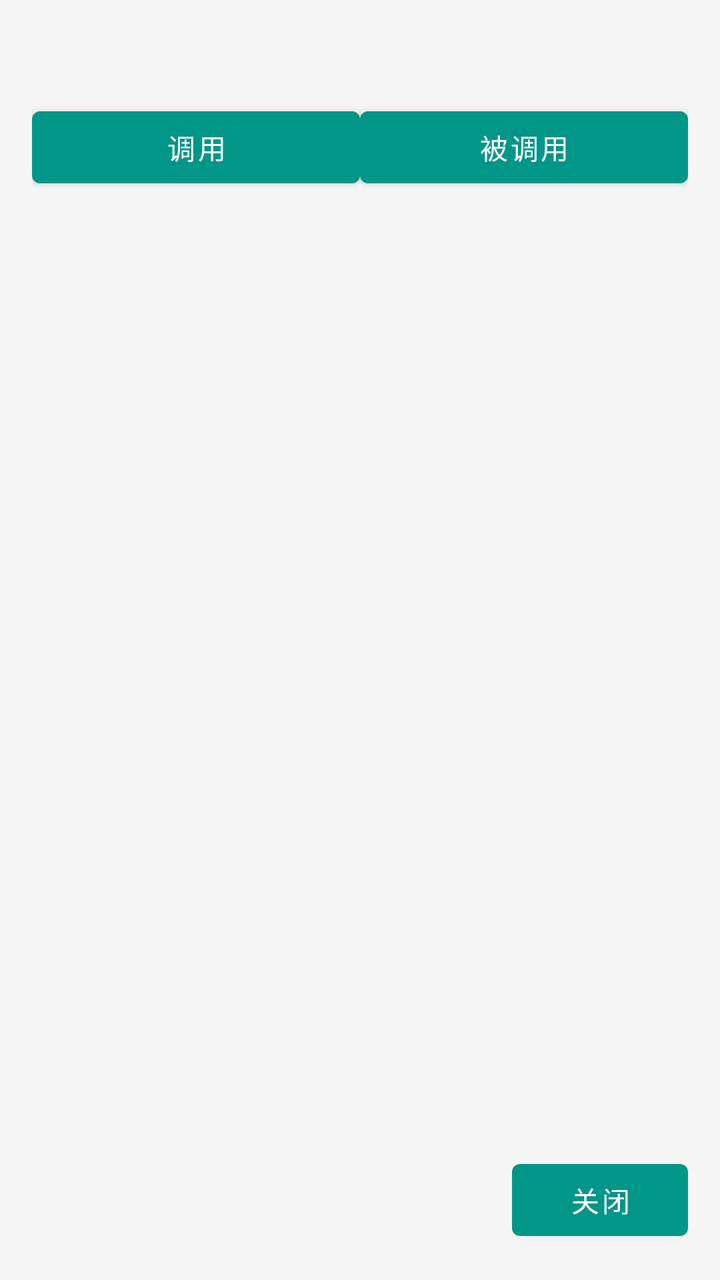
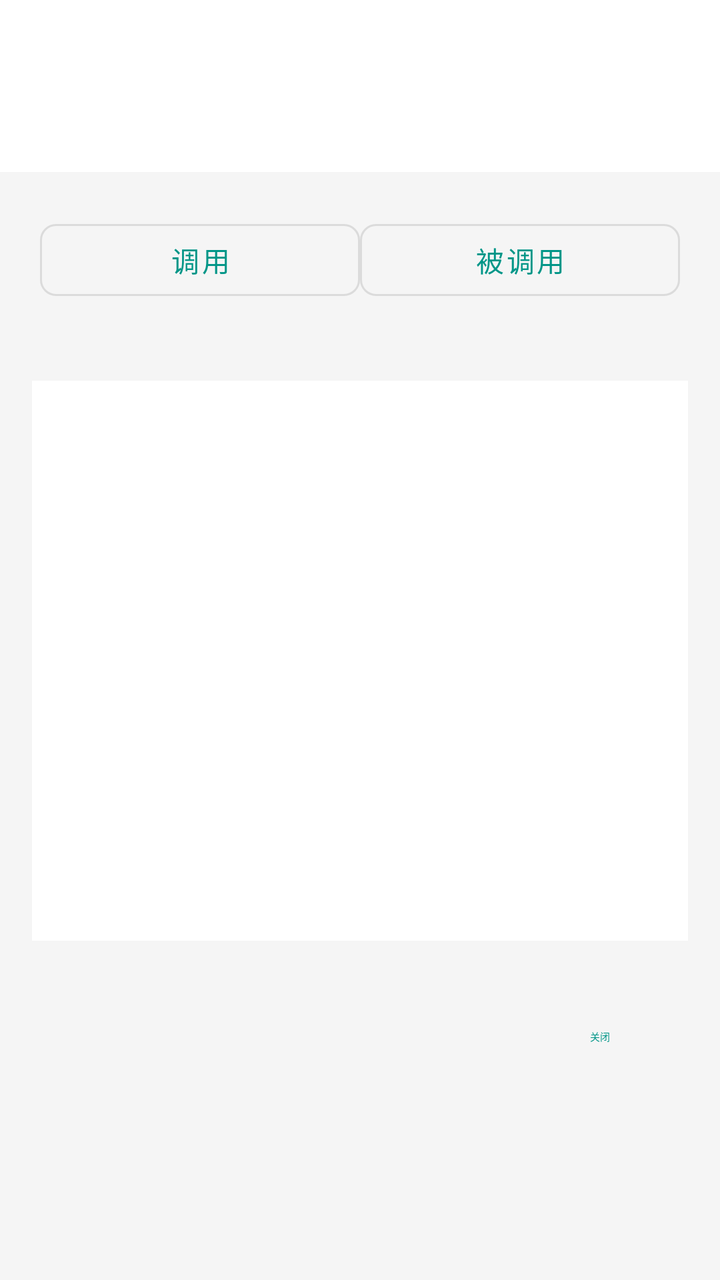

Before-and-after screenshots of an Android layout around one commit, followed by the original layout XML and the change that was made.
<!-- AndroidManifest.xml: application theme Theme.Native -->
<!-- res/layout/dialog_xrefs.xml -->
<?xml version="1.0" encoding="utf-8"?>
<LinearLayout xmlns:android="http://schemas.android.com/apk/res/android"
    android:layout_width="match_parent"
    android:layout_height="400dp"
    android:orientation="vertical"
    android:padding="16dp">

    <TextView
        android:id="@+id/tv_title"
        android:layout_width="match_parent"
        android:layout_height="wrap_content"
        android:textColor="?android:attr/textColorPrimary"
        android:textSize="16sp"
        android:textStyle="bold" />

    <LinearLayout
        android:layout_width="match_parent"
        android:layout_height="wrap_content"
        android:layout_marginTop="12dp"
        android:orientation="horizontal">

        <Button
            android:id="@+id/btn_calls"
            android:layout_width="0dp"
            android:layout_height="wrap_content"
            android:layout_weight="1"
            android:text="调用"
            android:textAllCaps="false" />

        <Button
            android:id="@+id/btn_called"
            android:layout_width="0dp"
            android:layout_height="wrap_content"
            android:layout_weight="1"
            android:text="被调用"
            android:textAllCaps="false" />
    </LinearLayout>

    <FrameLayout
        android:id="@+id/list_container"
        android:layout_width="match_parent"
        android:layout_height="0dp"
        android:layout_weight="1"
        android:minHeight="120dp"
        android:layout_marginTop="8dp">

        <ListView
            android:id="@+id/list_calls"
            android:layout_width="match_parent"
            android:layout_height="match_parent" />

        <ListView
            android:id="@+id/list_called"
            android:layout_width="match_parent"
            android:layout_height="match_parent"
            android:visibility="gone" />

        <TextView
            android:id="@+id/tv_empty"
            android:layout_width="match_parent"
            android:layout_height="wrap_content"
            android:layout_gravity="center"
            android:gravity="center"
            android:padding="24dp"
            android:text="无交叉引用"
            android:textColor="?android:attr/textColorSecondary"
            android:textSize="14sp"
            android:visibility="gone" />
    </FrameLayout>

    <LinearLayout
        android:layout_width="match_parent"
        android:layout_height="wrap_content"
        android:layout_marginTop="12dp"
        android:gravity="end"
        android:orientation="horizontal">

        <Button
            android:id="@+id/btn_close"
            android:layout_width="wrap_content"
            android:layout_height="wrap_content"
            android:text="关闭"
            android:textAllCaps="false" />
    </LinearLayout>

</LinearLayout>
<!-- resources referenced by this layout -->
<resources>
  <style name="Theme.Native" parent="Theme.MaterialComponents.DayNight.NoActionBar">
          <item name="colorPrimary">@color/accent</item>
          <item name="colorPrimaryVariant">@color/accent_variant</item>
          <item name="colorOnPrimary">@color/white</item>
          <item name="colorSecondary">@color/accent</item>
          <item name="colorSecondaryVariant">@color/accent_variant</item>
          <item name="colorOnSecondary">@color/white</item>
          
          <item name="colorSurface">@color/bg_card</item>
          <item name="colorOnSurface">@color/text_primary</item>
          <item name="colorSurfaceVariant">@color/bg_surface</item>
          <item name="colorOnSurfaceVariant">@color/text_secondary</item>
          
          <item name="android:statusBarColor">@color/toolbar_bg</item>
          <item name="android:navigationBarColor">@color/bg_dark</item>
          <item name="android:windowBackground">@color/bg_dark</item>
          <item name="android:windowLightStatusBar">true</item>
          
          <item name="android:fitsSystemWindows">true</item>
      </style>
  <color name="accent">#FF009688</color>
  <color name="accent_variant">#FF00796B</color>
  <color name="white">#FFFFFFFF</color>
  <color name="bg_card">#FFFFFFFF</color>
  <color name="text_primary">#FF212121</color>
  <color name="bg_surface">#FFEEEEEE</color>
  <color name="text_secondary">#FF757575</color>
  <color name="toolbar_bg">#FFFFFFFF</color>
  <color name="bg_dark">#FFF5F5F5</color>
</resources>

<!-- the commit's change to res/layout/dialog_xrefs.xml (unified diff, before → after) -->
@@ -1,86 +1,158 @@
 <?xml version="1.0" encoding="utf-8"?>
 <LinearLayout xmlns:android="http://schemas.android.com/apk/res/android"
+    xmlns:app="http://schemas.android.com/apk/res-auto"
     android:layout_width="match_parent"
-    android:layout_height="400dp"
+    android:layout_height="wrap_content"
     android:orientation="vertical"
-    android:padding="16dp">
+    android:padding="0dp">
 
-    <TextView
-        android:id="@+id/tv_title"
-        android:layout_width="match_parent"
-        android:layout_height="wrap_content"
-        android:textColor="?android:attr/textColorPrimary"
-        android:textSize="16sp"
-        android:textStyle="bold" />
-
+    
     <LinearLayout
         android:layout_width="match_parent"
         android:layout_height="wrap_content"
-        android:layout_marginTop="12dp"
-        android:orientation="horizontal">
+        android:orientation="vertical"
+        android:padding="20dp"
+        android:background="?android:attr/colorBackground">
 
-        <Button
+        <TextView
+            android:id="@+id/tv_title"
+            android:layout_width="match_parent"
+            android:layout_height="wrap_content"
+            android:textColor="?android:attr/textColorPrimary"
+            android:textSize="18sp"
+            android:textStyle="bold"
+            android:ellipsize="end"
+            android:maxLines="2" />
+
+        <TextView
+            android:id="@+id/tv_subtitle"
+            android:layout_width="match_parent"
+            android:layout_height="wrap_content"
+            android:layout_marginTop="4dp"
+            android:textColor="?android:attr/textColorSecondary"
+            android:textSize="13sp"
+            android:fontFamily="monospace" />
+    </LinearLayout>
+
+    
+    <LinearLayout
+        android:layout_width="match_parent"
+        android:layout_height="wrap_content"
+        android:layout_marginTop="16dp"
+        android:layout_marginHorizontal="16dp"
+        android:orientation="horizontal"
+
+        android:padding="4dp"
+        android:elevation="2dp">
+
+        <com.google.android.material.button.MaterialButton
             android:id="@+id/btn_calls"
             android:layout_width="0dp"
             android:layout_height="wrap_content"
             android:layout_weight="1"
             android:text="调用"
-            android:textAllCaps="false" />
+            android:textSize="14sp"
+            android:textAllCaps="false"
+            app:cornerRadius="8dp"
+            style="@style/Widget.MaterialComponents.Button.OutlinedButton" />
 
-        <Button
+        <com.google.android.material.button.MaterialButton
             android:id="@+id/btn_called"
             android:layout_width="0dp"
             android:layout_height="wrap_content"
             android:layout_weight="1"
             android:text="被调用"
-            android:textAllCaps="false" />
+            android:textSize="14sp"
+            android:textAllCaps="false"
+            app:cornerRadius="8dp"
+            style="@style/Widget.MaterialComponents.Button.OutlinedButton" />
     </LinearLayout>
 
+    
+    <TextView
+        android:id="@+id/tv_stats"
+        android:layout_width="match_parent"
+        android:layout_height="wrap_content"
+        android:layout_marginTop="8dp"
+        android:layout_marginHorizontal="16dp"
+        android:textSize="12sp"
+        android:textColor="?android:attr/textColorSecondary" />
+
+    
     <FrameLayout
         android:id="@+id/list_container"
         android:layout_width="match_parent"
-        android:layout_height="0dp"
-        android:layout_weight="1"
-        android:minHeight="120dp"
-        android:layout_marginTop="8dp">
+        android:layout_height="280dp"
+        android:layout_marginTop="8dp"
+        android:layout_marginHorizontal="16dp"
+        android:background="?android:attr/colorBackground">
 
         <ListView
             android:id="@+id/list_calls"
             android:layout_width="match_parent"
-            android:layout_height="match_parent" />
+            android:layout_height="match_parent"
+            android:clipToPadding="false"
+            android:paddingVertical="4dp"
+            android:scrollbars="vertical"
+            android:divider="@null"
+            android:dividerHeight="0dp" />
 
         <ListView
             android:id="@+id/list_called"
             android:layout_width="match_parent"
             android:layout_height="match_parent"
-            android:visibility="gone" />
+            android:clipToPadding="false"
+            android:paddingVertical="4dp"
+            android:scrollbars="vertical"
+            android:visibility="gone"
+            android:divider="@null"
+            android:dividerHeight="0dp" />
 
-        <TextView
-            android:id="@+id/tv_empty"
+        
+        <LinearLayout
+            android:id="@+id/layout_empty"
             android:layout_width="match_parent"
-            android:layout_height="wrap_content"
-            android:layout_gravity="center"
+            android:layout_height="match_parent"
             android:gravity="center"
-            android:padding="24dp"
-            android:text="无交叉引用"
-            android:textColor="?android:attr/textColorSecondary"
-            android:textSize="14sp"
-            android:visibility="gone" />
+            android:orientation="vertical"
+            android:padding="32dp"
+            android:visibility="gone">
+
+            <TextView
+                android:layout_width="wrap_content"
+                android:layout_height="wrap_content"
+                android:text="⊘"
+                android:textSize="48sp"
+                android:textColor="?android:attr/textColorSecondary" />
+
+            <TextView
+                android:id="@+id/tv_empty"
+                android:layout_width="wrap_content"
+                android:layout_height="wrap_content"
+                android:layout_marginTop="16dp"
+                android:text="无交叉引用"
+                android:textColor="?android:attr/textColorSecondary"
+                android:textSize="15sp" />
+        </LinearLayout>
     </FrameLayout>
 
+    
     <LinearLayout
         android:layout_width="match_parent"
         android:layout_height="wrap_content"
-        android:layout_marginTop="12dp"
+        android:layout_marginTop="8dp"
+        android:padding="16dp"
         android:gravity="end"
         android:orientation="horizontal">
 
-        <Button
+        <com.google.android.material.button.MaterialButton
             android:id="@+id/btn_close"
             android:layout_width="wrap_content"
             android:layout_height="wrap_content"
             android:text="关闭"
-            android:textAllCaps="false" />
+            android:textAllCaps="false"
+            app:cornerRadius="8dp"
+            style="@style/Widget.Material3.Button.TextButton" />
     </LinearLayout>
 
 </LinearLayout>
